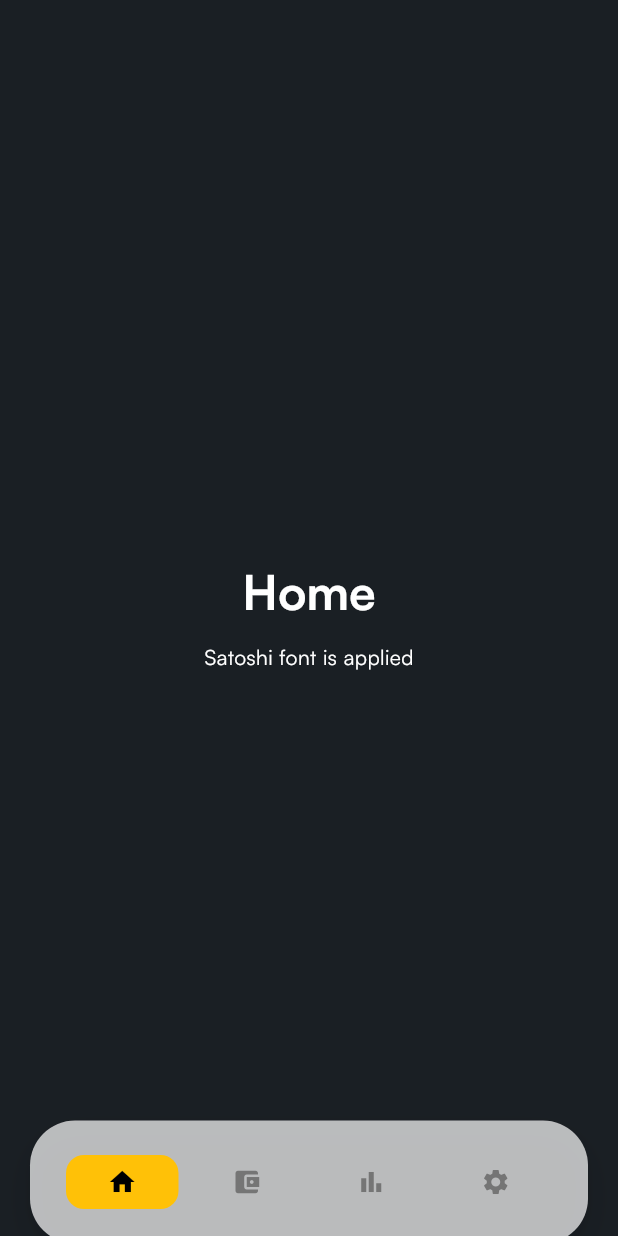
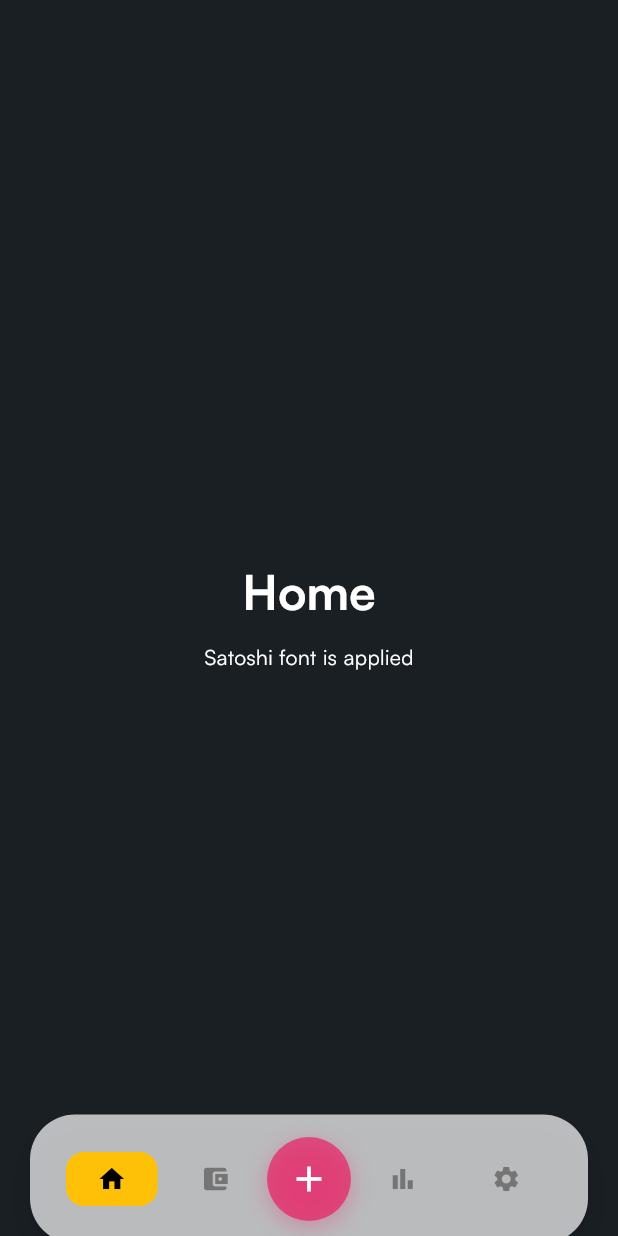
Before and after one commit to yky32/depozio-app, a Flutter app: the screen it shows after launch, on a phone screen of 412 x 824 dp. Run offline on Flutter 3.47's test engine with Material 3 defaults, Android fonts, the phone set to English and light mode, and no system bars; our stand-ins replace dio, equatable, flutter_bloc, flutter_dotenv, flutter_form_builder, flutter_secure_storage and 4 more.

Commit message:
feat: implement NavBarActionButton and update navigation layout in NavBarMembersWidget

```diff
--- a/lib/features/setting/presentation/pages/setting_page.dart
+++ b/lib/features/setting/presentation/pages/setting_page.dart
@@ -69,7 +69,7 @@ class SettingPage extends StatelessWidget {
             borderRadius: BorderRadius.circular(16),
             boxShadow: [
               BoxShadow(
-                color: Colors.black.withOpacity(0.05),
+                color: Colors.black.withValues(alpha: 0.05),
                 blurRadius: 10,
                 offset: const Offset(0, 2),
               ),
@@ -99,7 +99,7 @@ class SettingPage extends StatelessWidget {
               Container(
                 padding: const EdgeInsets.all(10),
                 decoration: BoxDecoration(
-                  color: const Color(0xFF8B5CF6).withOpacity(0.1),
+                  color: const Color(0xFF8B5CF6).withValues(alpha: 0.1),
                   borderRadius: BorderRadius.circular(12),
                 ),
                 child: Icon(icon, color: const Color(0xFF8B5CF6), size: 20),
--- /dev/null
+++ b/lib/widgets/buttons/nav_bar_action_button.dart
@@ -0,0 +1,66 @@
+import 'package:flutter/material.dart';
+
+/// A circular action button with "+" symbol, specifically for navigation bars
+class NavBarActionButton extends StatelessWidget {
+  const NavBarActionButton({
+    super.key,
+    this.onPressed,
+    this.icon,
+    this.backgroundColor,
+    this.iconColor,
+    this.size,
+  });
+
+  /// Callback when button is pressed
+  final VoidCallback? onPressed;
+
+  /// Custom icon for the button
+  /// Defaults to Icons.add
+  final IconData? icon;
+
+  /// Background color of the button
+  /// Defaults to Pantone red/pink color
+  final Color? backgroundColor;
+
+  /// Color of the icon
+  /// Defaults to white
+  final Color? iconColor;
+
+  /// Size of the button (width and height)
+  /// Defaults to 56
+  final double? size;
+
+  @override
+  Widget build(BuildContext context) {
+    final buttonSize = size ?? 56;
+    // Default to Pantone red/pink color with transparency, or use custom color
+    final bgColor = backgroundColor ??
+        const Color(0xFFE91E63)
+            .withValues(alpha: 0.7); // Pantone-style red/pink with transparency
+    final iconClr = iconColor ?? Colors.white;
+
+    return GestureDetector(
+      onTap: onPressed,
+      child: Container(
+        width: buttonSize,
+        height: buttonSize,
+        decoration: BoxDecoration(
+          color: bgColor,
+          shape: BoxShape.circle,
+          boxShadow: [
+            BoxShadow(
+              color: bgColor.withValues(alpha: 0.3),
+              blurRadius: 12,
+              offset: const Offset(0, 4),
+            ),
+          ],
+        ),
+        child: Icon(
+          icon ?? Icons.add,
+          color: iconClr,
+          size: buttonSize * 0.5, // Icon size is half of button size
+        ),
+      ),
+    );
+  }
+}
--- a/lib/widgets/nav_bar/nav_bar_members_widget.dart
+++ b/lib/widgets/nav_bar/nav_bar_members_widget.dart
@@ -1,4 +1,5 @@
 import 'package:depozio/router/app_page.dart';
+import 'package:depozio/widgets/buttons/nav_bar_action_button.dart';
 import 'package:flutter/material.dart';
 
 class NavBarMembersWidget extends StatelessWidget {
@@ -34,8 +35,9 @@ class NavBarMembersWidget extends StatelessWidget {
       ),
       child: Row(
         mainAxisAlignment: MainAxisAlignment.spaceEvenly,
-        children: _getSortedNavigationPages()
-            .map((page) => Expanded(
+        children: [
+          // Left side navigation items (first 2)
+          ..._getSortedNavigationPages().take(2).map((page) => Expanded(
                 child: Padding(
                   padding: const EdgeInsets.symmetric(horizontal: 4),
                   child: __buildNavBarMember(
@@ -43,8 +45,24 @@ class NavBarMembersWidget extends StatelessWidget {
                     index: page.navBarMemberIndex,
                   ),
                 ),
-                ))
-            .toList(),
+              )),
+          // Center action button
+          NavBarActionButton(
+            onPressed: () {
+              // TODO: Add action for center button
+            },
+          ),
+          // Right side navigation items (last 2)
+          ..._getSortedNavigationPages().skip(2).map((page) => Expanded(
+                child: Padding(
+                  padding: const EdgeInsets.symmetric(horizontal: 4),
+                  child: __buildNavBarMember(
+                    icon: page.icon,
+                    index: page.navBarMemberIndex,
+                  ),
+                ),
+              )),
+        ],
       ),
     );
   }
--- a/lib/widgets/splash_screen.dart
+++ b/lib/widgets/splash_screen.dart
@@ -125,7 +125,7 @@ class SplashScreen extends StatelessWidget {
                                     boxShadow: [
                                       BoxShadow(
                                         color: colorScheme.primary
-                                            .withOpacity(0.3),
+                                            .withValues(alpha: 0.3),
                                         blurRadius: 20,
                                         spreadRadius: 5,
                                       ),
```
Lines whose indentation alone changed are shown as unchanged.
